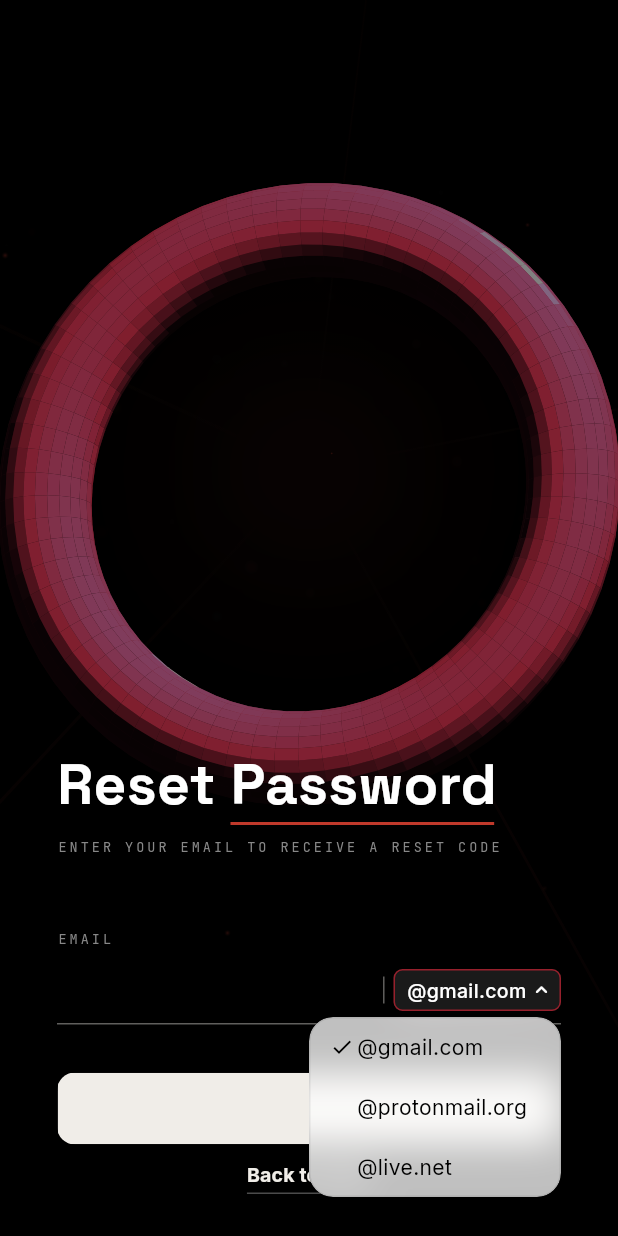
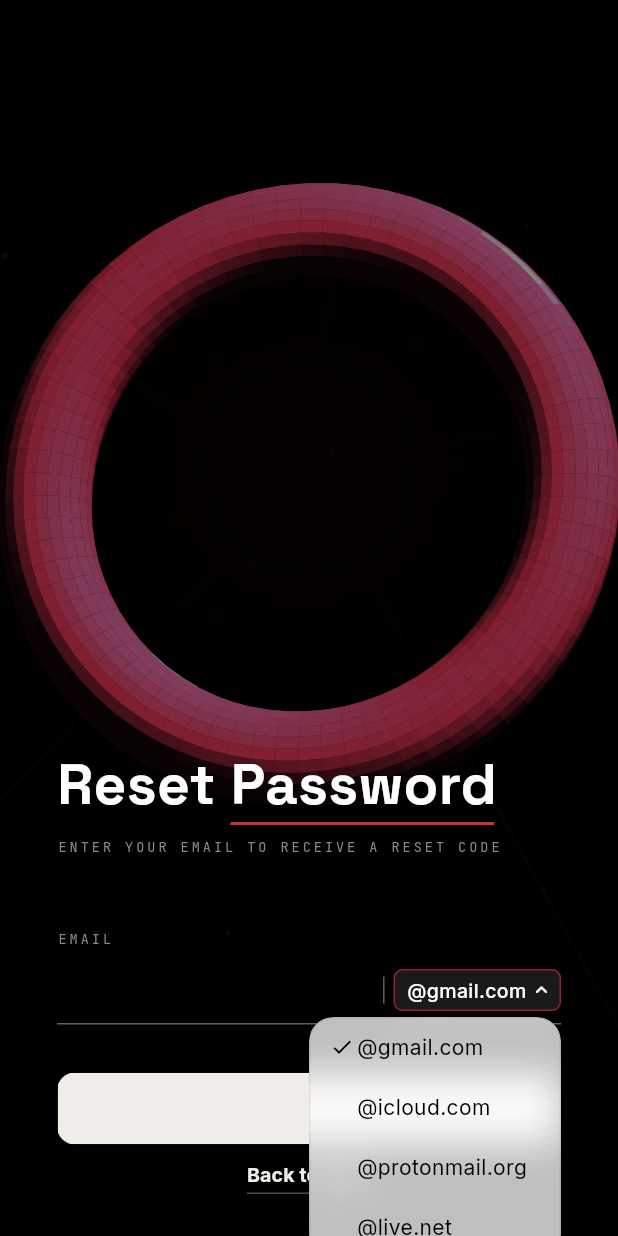
Before and after one commit to ujwalbholan/surakshya-frontend, a Flutter app: the ForgotPasswordScreen screen opened by its route, after a tap on "@gmail.com", on a phone screen of 412 x 824 dp. Run offline on Flutter 3.47's test engine with Material 3 defaults, Android fonts, the phone set to English and light mode, and no system bars; our stand-ins replace battery_plus, flutter_blue_plus, flutter_local_notifications, flutter_map, flutter_riverpod, flutter_secure_storage and 11 more; missing offline and left inert: surakshya; accounts and stored records are empty.

Commit message:
Added @icloud.com in the email domain dropdown on login

```diff
--- a/surakshya-app/lib/widgets/suraksha_email_input.dart
+++ b/surakshya-app/lib/widgets/suraksha_email_input.dart
@@ -25,6 +25,7 @@ class EmailDomains {
 
   static const List<EmailSuffixOption> suffixes = [
     EmailSuffixOption(label: '@gmail.com', domain: 'gmail.com'),
+    EmailSuffixOption(label: '@icloud.com', domain: 'icloud.com'),
     EmailSuffixOption(label: '@protonmail.org', domain: 'protonmail.org'),
     EmailSuffixOption(label: '@live.net', domain: 'live.net'),
   ];
--- a/surakshya-app/lib/widgets/surakshya_email_input.dart
+++ b/surakshya-app/lib/widgets/surakshya_email_input.dart
@@ -15,6 +15,7 @@ class EmailDomains {
 
   static const List<EmailSuffixOption> suffixes = [
     EmailSuffixOption(label: '@gmail.com', domain: 'gmail.com'),
+    EmailSuffixOption(label: '@icloud.com', domain: 'icloud.com'),
     EmailSuffixOption(label: '@protonmail.org', domain: 'protonmail.org'),
     EmailSuffixOption(label: '@live.net', domain: 'live.net'),
   ];
```
